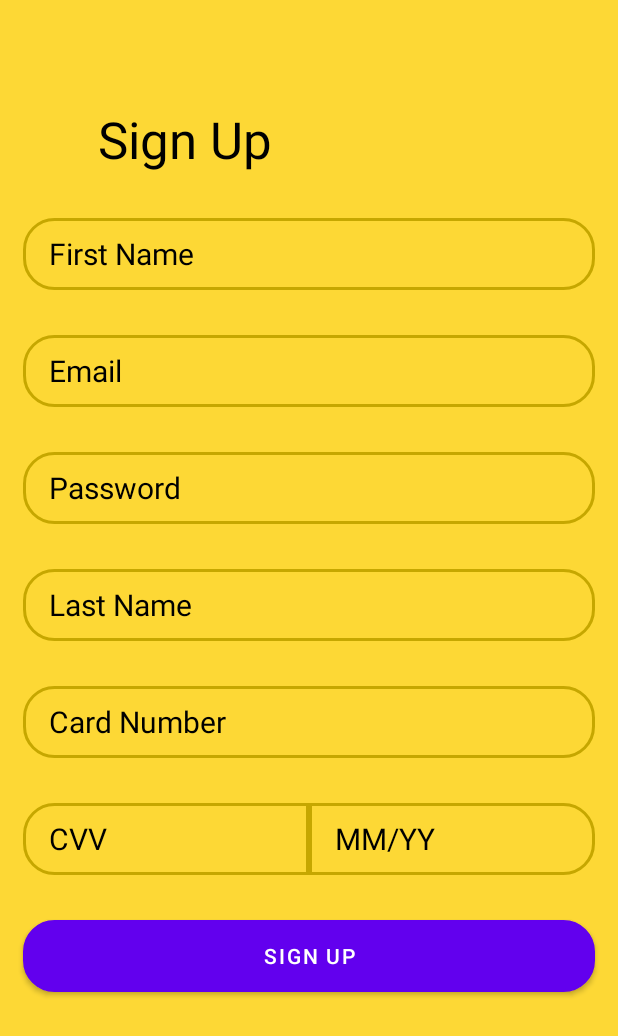
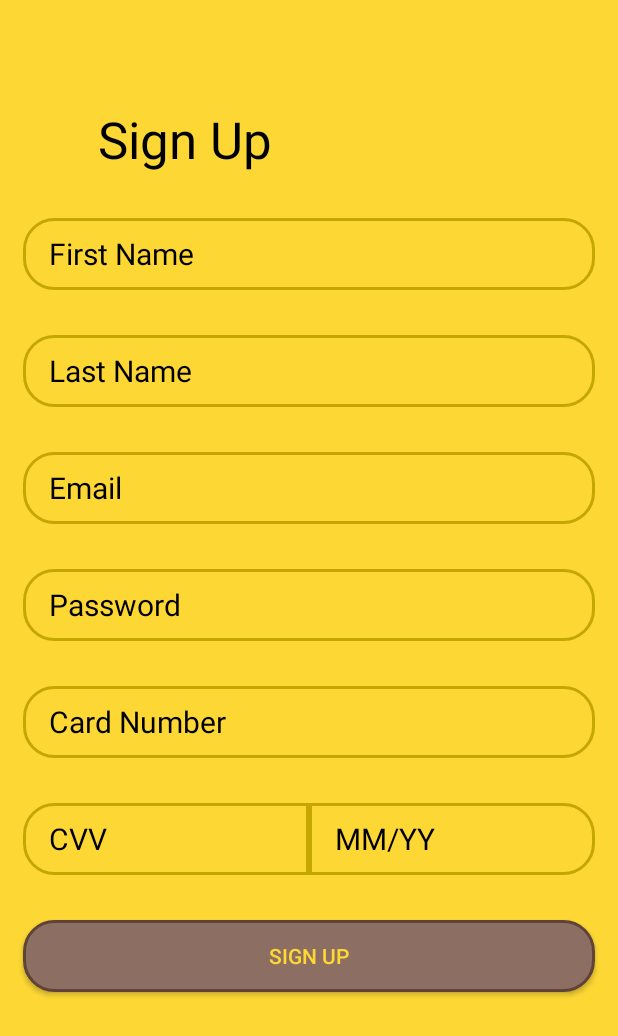
Before and after one commit to Tom-Latimer/Mealer, an Android app: the layout activity_client_sign_up.xml on its own in the app's theme, with its tools: preview values and no code run, on a phone screen of 412 x 824 dp. Shown: the top 1036 px of the screen. Run offline under Robolectric (Android 15) with nearby library versions, the phone set to English and light mode, and no system bars.

Commit message:
Added functionality to Client Sign Up Button with some input validation

```diff
--- a/app/src/main/res/layout/activity_client_sign_up.xml
+++ b/app/src/main/res/layout/activity_client_sign_up.xml
@@ -66,7 +66,7 @@
         android:textSize="20sp"
         app:layout_constraintEnd_toEndOf="parent"
         app:layout_constraintStart_toStartOf="parent"
-        app:layout_constraintTop_toBottomOf="@+id/firstNameField" />
+        app:layout_constraintTop_toBottomOf="@+id/lastNameField" />
 
     <EditText
         android:id="@+id/passwordField"
@@ -114,17 +114,19 @@
         android:textSize="20sp"
         app:layout_constraintEnd_toEndOf="parent"
         app:layout_constraintStart_toStartOf="parent"
-        app:layout_constraintTop_toBottomOf="@+id/passwordField" />
+        app:layout_constraintTop_toBottomOf="@+id/firstNameField" />
 
-    <Button
+    <androidx.appcompat.widget.AppCompatButton
         android:id="@+id/signUpButtonClient"
         android:layout_width="match_parent"
         android:layout_height="wrap_content"
+        android:layout_marginStart="15dp"
         android:layout_marginTop="30dp"
-        android:layout_marginStart="15dp"
         android:layout_marginEnd="15dp"
         android:background="@drawable/button_background"
+        android:onClick="btnSignUpAuthClick"
         android:text="@string/sign_up"
+        android:textColor="#fdd835"
         app:layout_constraintEnd_toEndOf="parent"
         app:layout_constraintStart_toStartOf="parent"
         app:layout_constraintTop_toBottomOf="@+id/linearLayout2"
@@ -150,9 +152,10 @@
         android:paddingBottom="10dp"
         android:textColorHint="@color/black"
         android:textSize="20sp"
+        android:maxLength="16"
         app:layout_constraintEnd_toEndOf="parent"
         app:layout_constraintStart_toStartOf="parent"
-        app:layout_constraintTop_toBottomOf="@+id/lastNameField" />
+        app:layout_constraintTop_toBottomOf="@+id/passwordField" />
 
     <LinearLayout
         android:id="@+id/linearLayout2"
@@ -182,7 +185,8 @@
             android:paddingEnd="17dp"
             android:paddingBottom="10dp"
             android:textColorHint="@color/black"
-            android:textSize="20sp" />
+            android:textSize="20sp"
+            android:maxLength="3"/>
 
         <EditText
             android:id="@+id/expirationDateField"
@@ -200,7 +204,8 @@
             android:paddingEnd="17dp"
             android:paddingBottom="10dp"
             android:textColorHint="@color/black"
-            android:textSize="20sp" />
+            android:textSize="20sp"
+            android:maxLength="5"/>
     </LinearLayout>
 
 </androidx.constraintlayout.widget.ConstraintLayout>
--- a/app/src/main/res/values-night/themes.xml
+++ b/app/src/main/res/values-night/themes.xml
@@ -1,6 +1,6 @@
 <resources xmlns:tools="http://schemas.android.com/tools">
     <!-- Base application theme. -->
-    <style name="Theme.Mealer" parent="Theme.MaterialComponents.DayNight.DarkActionBar">
+    <style name="Theme.Mealer" parent="Theme.MaterialComponents.DayNight.NoActionBar">
         <!-- Primary brand color. -->
         <item name="colorPrimary">@color/purple_200</item>
         <item name="colorPrimaryVariant">@color/purple_700</item>
--- a/app/src/main/res/values/themes.xml
+++ b/app/src/main/res/values/themes.xml
@@ -1,6 +1,6 @@
 <resources xmlns:tools="http://schemas.android.com/tools">
     <!-- Base application theme. -->
-    <style name="Theme.Mealer" parent="Theme.MaterialComponents.DayNight.DarkActionBar">
+    <style name="Theme.Mealer" parent="Theme.MaterialComponents.DayNight.NoActionBar">
         <!-- Primary brand color. -->
         <item name="colorPrimary">@color/purple_500</item>
         <item name="colorPrimaryVariant">@color/purple_700</item>
```
Also changed, not shown: app/src/main/java/com/example/mealer/ClientSignUp.java (+92 -1 lines).
